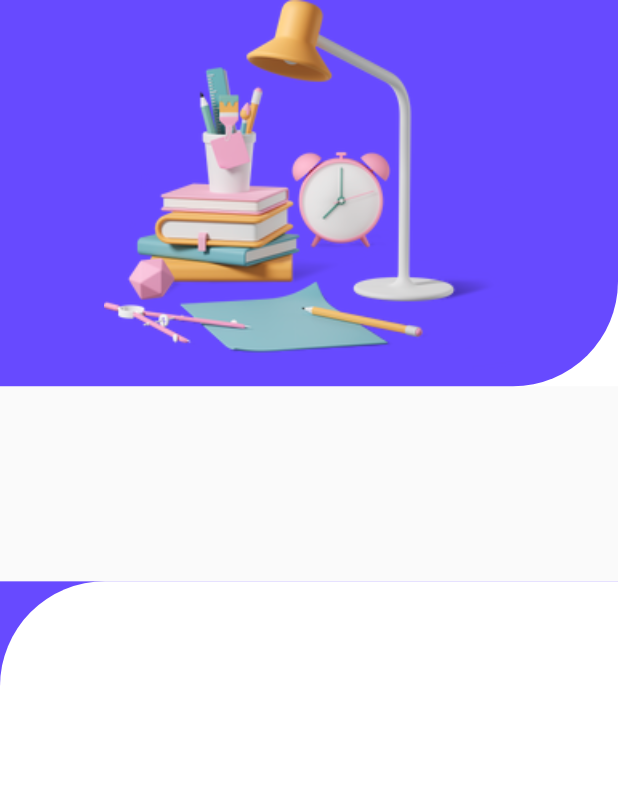
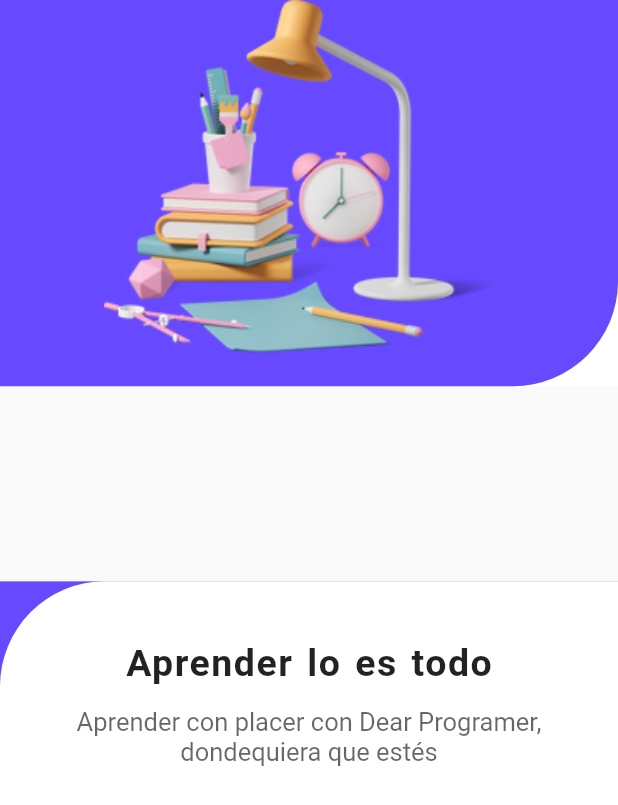
Before and after one commit to NeiderCamargo/education_app, a Flutter app: the screen it shows after launch, on a phone screen of 412 x 824 dp. Shown: the top 805 px of the screen. Run offline on Flutter 3.47's test engine with Material 2 defaults, Android fonts, the phone set to English and light mode, and no system bars.

Commit message:
2. El commit contiene un titulo y subtitulo en el container inferior de color blanco

```diff
--- a/lib/screens/welcome_screen.dart
+++ b/lib/screens/welcome_screen.dart
@@ -61,12 +61,46 @@ class WelcomeScreen extends StatelessWidget {
               child: Container(
                 width: MediaQuery.of(context).size.width,
                 height: MediaQuery.of(context).size.height / 1.888,
+                //relleno en la parte superior de 40px y 38px en la parte inferior
+                //
+                padding: EdgeInsets.only(top: 40, bottom: 38),
                 decoration: BoxDecoration(
                   color: Colors.white,
                   //nos permite redondear la parte izquierda superior del
                   borderRadius: BorderRadius.only(
                     topLeft: Radius.circular(70),
                   ),
+                ),
+
+                //agregar un titulo en el container inferior
+                child: Column(
+                  children: [
+                    Text(
+                      "Aprender lo es todo",
+                      style: TextStyle(
+                        //estilo del texto
+                        fontSize: 25, //tamaño del texto
+                        fontWeight: FontWeight.w600, //anchura del texto
+                        letterSpacing: 1, //espacio de las letras
+                        wordSpacing: 2, //espacio entre palabras
+                      ),
+                    ),
+                    SizedBox(height: 15),
+                    Padding(
+                      //widget tendrá un relleno de 40 píxeles lógicos en los lados izquierdo y derecho
+                      padding: EdgeInsets.symmetric(horizontal: 40),
+                      child: Text(
+                        //AGREGAR UN SUBTITULO CON UNA FRASE
+                        "Aprender con placer con Dear Programer, dondequiera que estés",
+                        textAlign: TextAlign.center,
+                        style: TextStyle(
+                            fontSize: 17,
+                            color:
+                                Colors.black.withOpacity(0.6) //color y opacidad
+                            ),
+                      ),
+                    ),
+                  ],
                 ),
               ),
             ),
```
Also changed, not shown: 1 other file.
